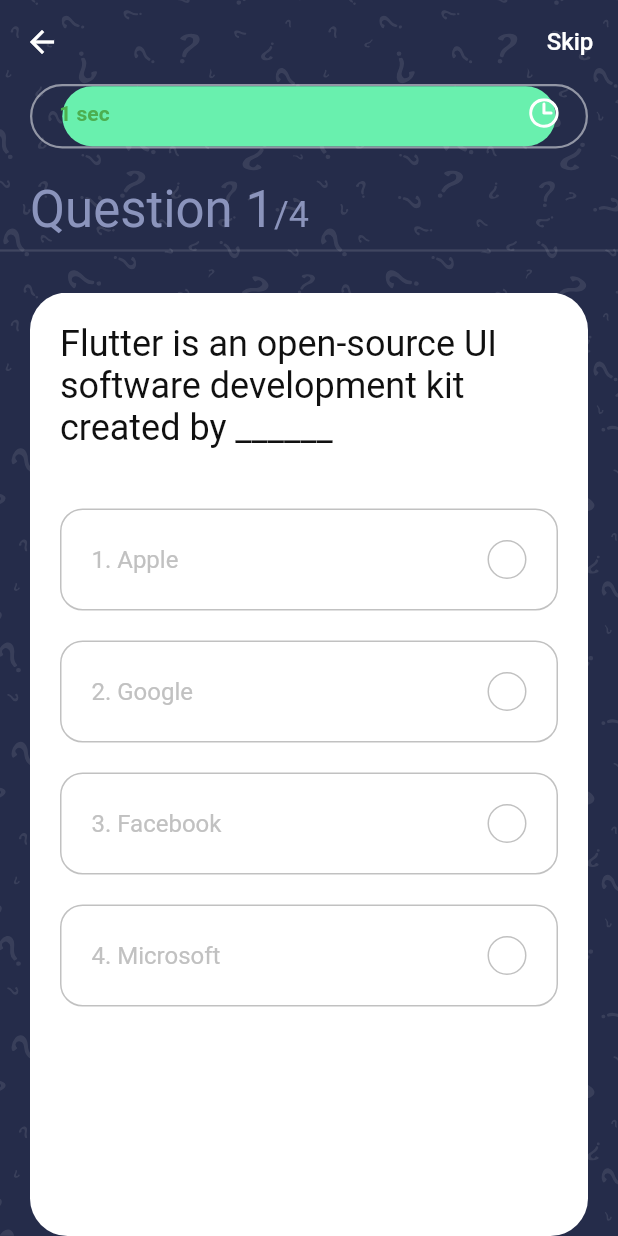
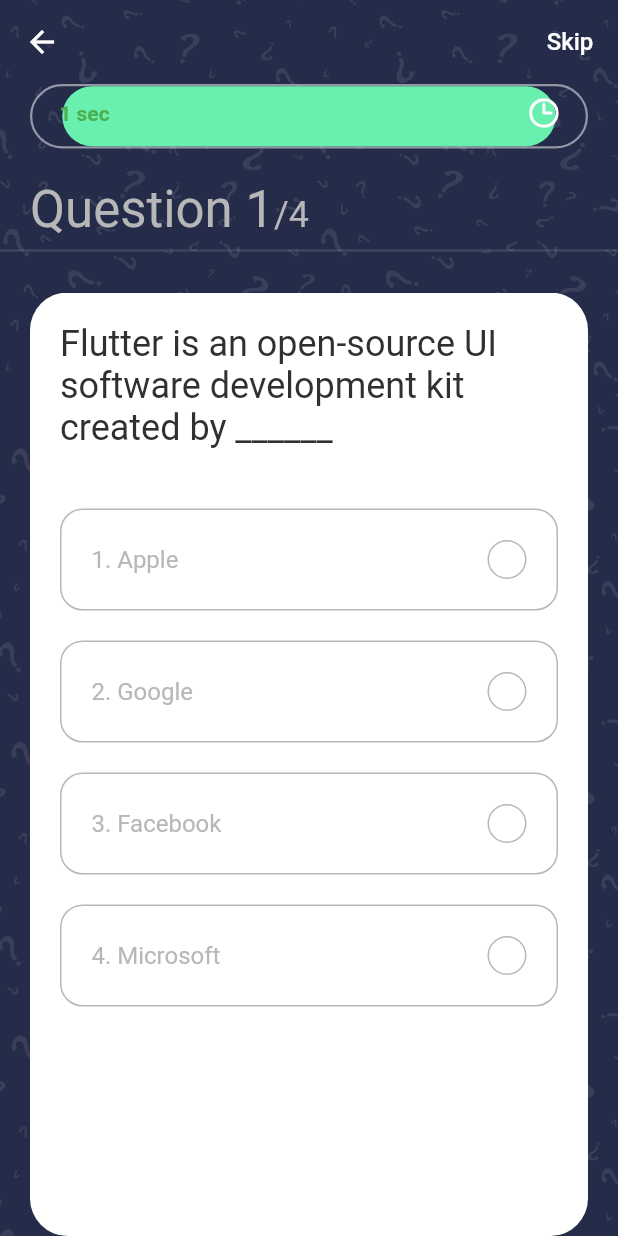
Before and after one commit to duongvanquang/appflutter, a Flutter app: the QuizScreen screen opened directly with empty values, on a phone screen of 412 x 824 dp. Run offline on Flutter 3.47's test engine with Material 2 defaults, Android fonts, the phone set to English and light mode, and no system bars; drawn by our look-alikes of percent_indicator; our stand-ins replace bloc, equatable, flutter_bloc, flutter_svg.

```diff
--- a/lib/src/bloc/quiz_state.dart
+++ b/lib/src/bloc/quiz_state.dart
@@ -22,7 +22,7 @@ class QuestionSuccess extends QuizState {
 
 class NextQuestion extends QuizState {
   final nextquestion;
-  NextQuestion(this.nextquestion);
+  NextQuestion({this.nextquestion});
   @override
   List<Object> get props => [nextquestion];
 }
@@ -30,3 +30,5 @@ class NextQuestion extends QuizState {
 class QuizQuestionPageChanged extends QuizState {}
 
 class ChooseOption extends QuizState {}
+
+class QuizChooseRightAnswer extends QuizState{}
--- /dev/null
+++ b/lib/src/constants/constant_color.dart
@@ -0,0 +1,35 @@
+import 'package:flutter/material.dart';
+
+class AppColor {
+  static const backgroundColor = Color(0xFFFEFEFE);
+  static const titleTextColor = Color(0xFF303030);
+  static const gradientRightColor = Color(0xFF17F2CB);
+  static const gradientLeftColor = Color(0xFF44A5B0);
+  static const falseColor = Color(0xFFC13016);
+  static const trueColor = Color(0xFF36C12C);
+  static const primaryColor = Color(0xff007EF4);
+  static const shadowColor = Color(0xFFB7B7B7);
+  static const double defaultPadding = 20.0;
+}
+
+class WelcomeSreen {
+  static const backgroundColor = Color(0xFFFEFEFE);
+  static const titleTextColor = Color(0xFF303030);
+  static const backgroundGradien = LinearGradient(
+    colors: [Color(0xFF46A0AE), Color(0xFF00FFCB)],
+    begin: Alignment.centerLeft,
+    end: Alignment.centerRight,
+  );
+}
+
+class QuizSreen {
+  static const backgroundColor = Color(0xFFFEFEFE);
+  static const shadowColor = Color(0xFFB7B7B7);
+  static const titleTextColor = Color(0xFF303030);
+  static const trueColor = Color(0xFF36C12C);
+  static const falseColor = Color(0xFFC13016);
+}
+
+class ScoreSreen {
+  static const shadowColor = Color(0xFFB7B7B7);
+}
--- /dev/null
+++ b/lib/src/constants/contans_text.dart
@@ -0,0 +1 @@
+import 'package:flutter/material.dart';
--- a/lib/src/screens/quiz_screen.dart
+++ b/lib/src/screens/quiz_screen.dart
@@ -1,7 +1,8 @@
+import 'package:flutter/material.dart';
 import 'package:appdemo/src/bloc/quiz_bloc.dart';
+import 'package:appdemo/src/constants/constant_color.dart';
 import 'package:appdemo/src/screens/score_screen.dart';
 import 'package:appdemo/src/widgets/body.dart';
-import 'package:flutter/material.dart';
 import 'package:flutter_bloc/flutter_bloc.dart';
 
 class QuizScreen extends StatelessWidget {
@@ -17,16 +18,19 @@ class QuizScreen extends StatelessWidget {
         actions: [
           TextButton(
               onPressed: () {
-                  Navigator.push(context,
-                      MaterialPageRoute(builder: (context) => Score()));
+                Navigator.push(
+                    context, MaterialPageRoute(builder: (context) => Score()));
               },
               child: Text("Skip",
-                    style: TextStyle(color: Colors.white, fontSize: 16)))
+                  style: TextStyle(
+                      color: QuizSreen.backgroundColor, fontSize: 16)))
         ],
       ),
-        body: BlocProvider(
-          create: (context) => QuizBloc(),
-          child: Body(data),
-        ));
+      body: BlocBuilder<QuizBloc, QuizState>(
+        builder: (context, state) {
+          return Body(data);
+        },
+      ),
+    );
   }
 }
--- a/lib/src/screens/score_screen.dart
+++ b/lib/src/screens/score_screen.dart
@@ -1,5 +1,5 @@
 import 'package:appdemo/src/bloc/quiz_bloc.dart';
-import 'package:appdemo/src/constants/constants.dart';
+import 'package:appdemo/src/constants/constant_color.dart';
 import 'package:flutter/material.dart';
 import 'package:flutter_bloc/flutter_bloc.dart';
 import 'package:flutter_svg/svg.dart';
@@ -20,7 +20,7 @@ class Score extends StatelessWidget {
                   style: Theme.of(context)
                       .textTheme
                       .headline3
-                      ?.copyWith(color: kSecondaryColor)),
+                      ?.copyWith(color:ScoreSreen.shadowColor)),
               Spacer(),
               BlocBuilder<QuizBloc, QuizState>(
                 builder: (context, state) {
@@ -29,7 +29,7 @@ class Score extends StatelessWidget {
                     style: Theme.of(context)
                         .textTheme
                         .headline4
-                        ?.copyWith(color: kSecondaryColor),
+                        ?.copyWith(color:ScoreSreen.shadowColor),
                   );
                 },
               ),
--- a/lib/src/widgets/body.dart
+++ b/lib/src/widgets/body.dart
@@ -1,5 +1,5 @@
 import 'package:appdemo/src/bloc/quiz_bloc.dart';
-import 'package:appdemo/src/constants/constants.dart';
+import 'package:appdemo/src/constants/constant_color.dart';
 import 'package:flutter/material.dart';
 import 'package:flutter_bloc/flutter_bloc.dart';
 import 'package:flutter_svg/svg.dart';
@@ -21,22 +21,22 @@ class Body extends StatelessWidget {
           crossAxisAlignment: CrossAxisAlignment.start,
           children: [
             Padding(
-              padding: const EdgeInsets.symmetric(horizontal: defaultPadding),
+              padding: const EdgeInsets.symmetric(horizontal: AppColor.defaultPadding),
               child: ProgessBarTimer(),
             ),
-            SizedBox(height: defaultPadding),
+            SizedBox(height:  AppColor.defaultPadding),
             BlocBuilder<QuizBloc, QuizState>(
               builder: (context, state) {
                 return Padding(
                     padding:
-                        const EdgeInsets.symmetric(horizontal: defaultPadding),
+                        const EdgeInsets.symmetric(horizontal:  AppColor.defaultPadding),
                     child: Text.rich(TextSpan(
                         text:
                             'Question ${context.read<QuizBloc>().questionNumber}',
                         style: Theme.of(context)
                             .textTheme
                             .headline4
-                            ?.copyWith(color: kSecondaryColor),
+                            ?.copyWith(color: QuizSreen.shadowColor),
                         children: [
                           TextSpan(
                             text:
@@ -44,16 +44,16 @@ class Body extends StatelessWidget {
                             style: Theme.of(context)
                                 .textTheme
                                 .headline5
-                                ?.copyWith(color: kSecondaryColor),
+                                ?.copyWith(color: QuizSreen.shadowColor),
                           ),
                         ])));
               },
             ),
             Divider(thickness: 1.5),
-            SizedBox(height: defaultPadding),
+            SizedBox(height:  AppColor.defaultPadding),
             Expanded(
               child: PageView.builder(
-                physics: NeverScrollableScrollPhysics(),
+               physics: NeverScrollableScrollPhysics(),
                 controller: context.read<QuizBloc>().pageController,
                 onPageChanged: (value) =>
                     context.read<QuizBloc>().add(QuizChangeQuestionPage()),
--- a/lib/src/widgets/option.dart
+++ b/lib/src/widgets/option.dart
@@ -1,7 +1,6 @@
 import 'package:appdemo/src/bloc/quiz_bloc.dart';
-import 'package:appdemo/src/constants/constants.dart';
+import 'package:appdemo/src/constants/constant_color.dart';
 import 'package:flutter/material.dart';
-import 'package:flutter/services.dart';
 import 'package:flutter_bloc/flutter_bloc.dart';
 
 class Option extends StatelessWidget {
@@ -19,8 +18,8 @@ class Option extends StatelessWidget {
       child: BlocBuilder<QuizBloc, QuizState>(
         builder: (context, state) {
           return Container(
-            margin: EdgeInsets.only(top: defaultPadding),
-            padding: EdgeInsets.all(defaultPadding),
+            margin: EdgeInsets.only(top:AppColor.defaultPadding),
+            padding: EdgeInsets.all(AppColor.defaultPadding),
             decoration: BoxDecoration(
               border: Border.all(
                     color: getColor(context.read<QuizBloc>(), index)),
@@ -38,14 +37,14 @@ class Option extends StatelessWidget {
                     height: 26,
                     decoration: BoxDecoration(
                         color: getColor(context.read<QuizBloc>(), index) ==
-                               kGrayColor
+                               QuizSreen.shadowColor
                             ? Colors.transparent
                             : getColor(context.read<QuizBloc>(), index),
                         borderRadius: BorderRadius.circular(50),
                         border: Border.all(
                             color: getColor(context.read<QuizBloc>(), index))),
                     child:
-                        getColor(context.read<QuizBloc>(), index) == kGrayColor
+                        getColor(context.read<QuizBloc>(), index) == QuizSreen.shadowColor
                             ? null
                             : Icon(getIcon(context.read<QuizBloc>(), index),
                                 color: Colors.white, size: 16),
@@ -60,15 +59,15 @@ class Option extends StatelessWidget {
   Color getColor(QuizBloc option, int index) {
     if (option.isAnswer) {
       if (option.idRightAnswer == index) {
-        return kGreenColor;
+        return QuizSreen.trueColor;
       } else if (option.idAnswerSelected == index) {
-        return kRedColor;
+        return QuizSreen.falseColor;
       }
     }
-    return kGrayColor;
+    return QuizSreen.shadowColor;
   }
 
   IconData getIcon(QuizBloc option, int index) {
-    return getColor(option, index) == kGreenColor ? Icons.done : Icons.close;
+    return getColor(option, index) == QuizSreen.trueColor ? Icons.done : Icons.close;
   }
 }
--- a/lib/src/widgets/progressbar.dart
+++ b/lib/src/widgets/progressbar.dart
@@ -1,6 +1,5 @@
 import 'dart:async';
 
-import 'package:appdemo/src/bloc/quiz_bloc.dart';
 import 'package:flutter/cupertino.dart';
 import 'package:flutter/material.dart';
 import 'package:flutter_svg/svg.dart';
--- a/lib/src/widgets/question.dart
+++ b/lib/src/widgets/question.dart
@@ -1,5 +1,5 @@
 import 'package:appdemo/src/bloc/quiz_bloc.dart';
-import 'package:appdemo/src/constants/constants.dart';
+import 'package:appdemo/src/constants/constant_color.dart';
 import 'package:flutter/material.dart';
 import 'package:flutter_bloc/flutter_bloc.dart';
 
@@ -14,8 +14,8 @@ class QuestionCard extends StatelessWidget {
   @override
   Widget build(BuildContext context) {
     return Container(
-      margin: EdgeInsets.symmetric(horizontal: defaultPadding),
-      padding: EdgeInsets.all(defaultPadding),
+      margin: EdgeInsets.symmetric(horizontal: AppColor.defaultPadding),
+      padding: EdgeInsets.all(AppColor.defaultPadding),
       decoration: BoxDecoration(
         color: Colors.white,
         borderRadius: BorderRadius.circular(25),
@@ -27,9 +27,9 @@ class QuestionCard extends StatelessWidget {
             style: Theme.of(context)
                 .textTheme
                 .headline5
-                ?.copyWith(color: kBlackColor),
+                ?.copyWith(color:QuizSreen.titleTextColor),
           ),
-          SizedBox(height: defaultPadding),
+          SizedBox(height:AppColor.defaultPadding),
           BlocProvider(
             create: (context) => QuizBloc(),
             child: Column(
```
Also changed, not shown: lib/src/bloc/quiz_bloc.dart (+6 -7 lines), lib/src/screens/welcome_screen.dart (+7 -9 lines). Lines whose indentation alone changed are shown as unchanged.
